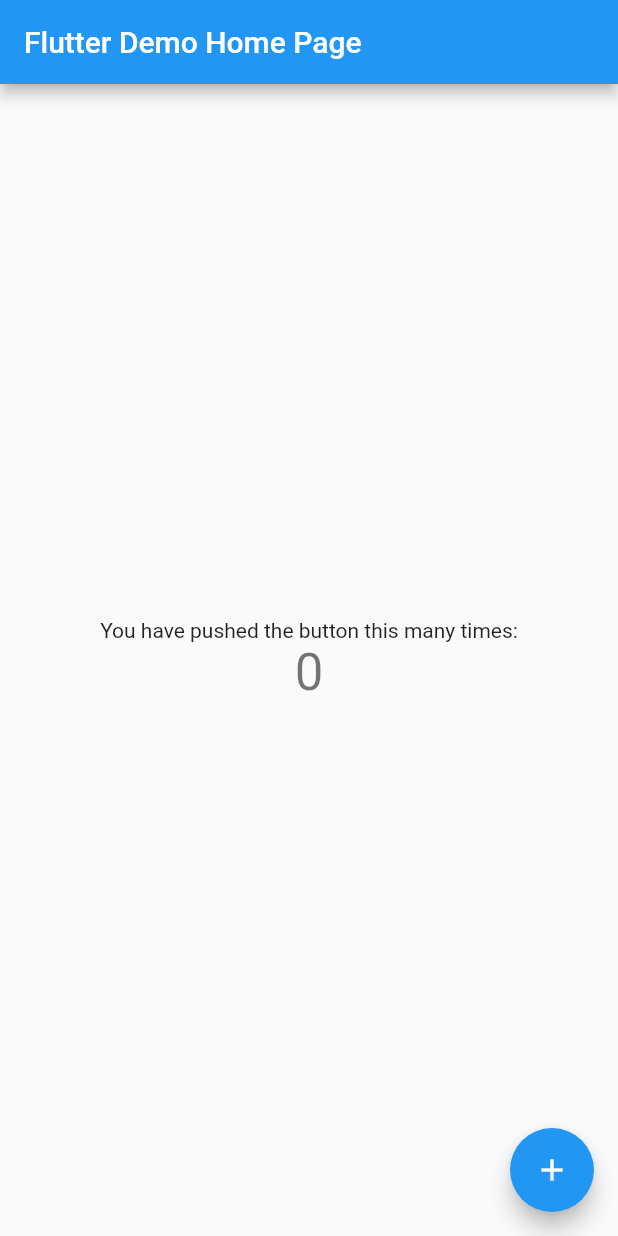
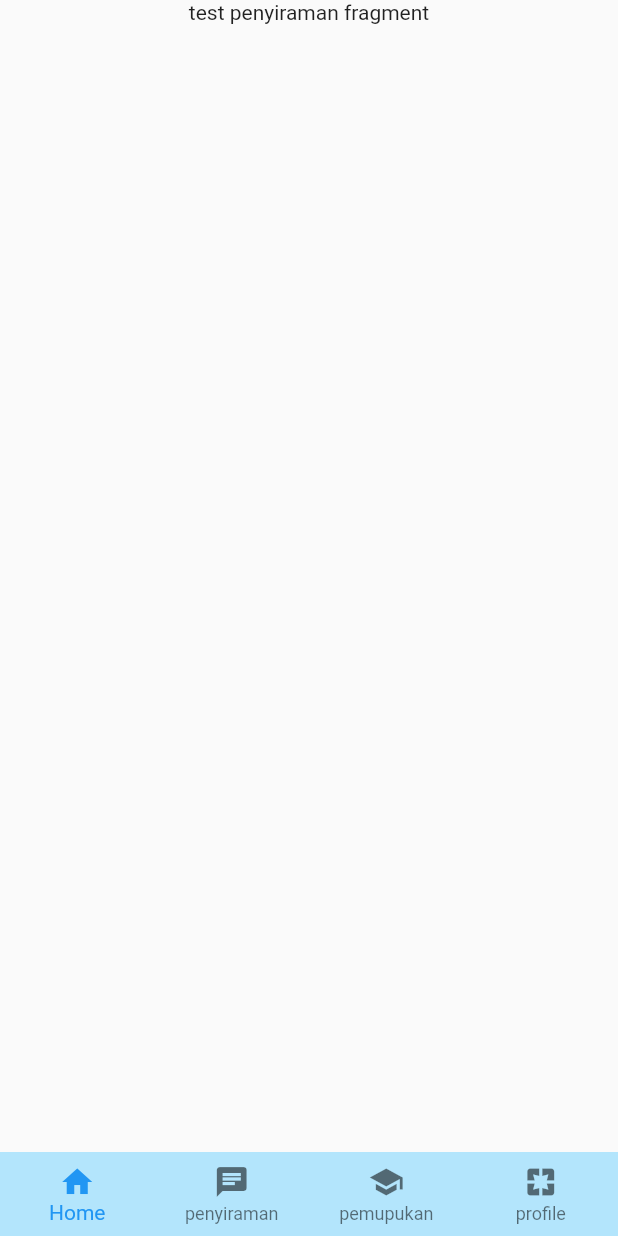
Before and after one commit to adyfp24/chiligrow-app-flutter, a Flutter app: the screen it shows after launch, on a phone screen of 412 x 824 dp. Run offline on Flutter 3.47's test engine with Material 2 defaults, Android fonts, the light colour scheme and no system bars.

Commit message:
refactor: structuring code with mvvm architecture

```diff
--- a/lib/main.dart
+++ b/lib/main.dart
@@ -1,3 +1,4 @@
+import 'package:chiligrow_app/views/pages/page.dart';
 import 'package:flutter/material.dart';
 
 void main() {
@@ -24,92 +25,7 @@
         // is not restarted.
         primarySwatch: Colors.blue,
       ),
-      home: const MyHomePage(title: 'Flutter Demo Home Page'),
+      home: const HomePage(),
     );
   }
 }
-
-class MyHomePage extends StatefulWidget {
-  const MyHomePage({Key? key, required this.title}) : super(key: key);
-
-  // This widget is the home page of your application. It is stateful, meaning
-  // that it has a State object (defined below) that contains fields that affect
-  // how it looks.
-
-  // This class is the configuration for the state. It holds the values (in this
-  // case the title) provided by the parent (in this case the App widget) and
-  // used by the build method of the State. Fields in a Widget subclass are
-  // always marked "final".
-
-  final String title;
-
-  @override
-  State<MyHomePage> createState() => _MyHomePageState();
-}
-
-class _MyHomePageState extends State<MyHomePage> {
-  int _counter = 0;
-
-  void _incrementCounter() {
-    setState(() {
-      // This call to setState tells the Flutter framework that something has
-      // changed in this State, which causes it to rerun the build method below
-      // so that the display can reflect the updated values. If we changed
-      // _counter without calling setState(), then the build method would not be
-      // called again, and so nothing would appear to happen.
-      _counter++;
-    });
-  }
-
-  @override
-  Widget build(BuildContext context) {
-    // This method is rerun every time setState is called, for instance as done
-    // by the _incrementCounter method above.
-    //
-    // The Flutter framework has been optimized to make rerunning build methods
-    // fast, so that you can just rebuild anything that needs updating rather
-    // than having to individually change instances of widgets.
-    return Scaffold(
-      appBar: AppBar(
-        // Here we take the value from the MyHomePage object that was created by
-        // the App.build method, and use it to set our appbar title.
-        title: Text(widget.title),
-      ),
-      body: Center(
-        // Center is a layout widget. It takes a single child and positions it
-        // in the middle of the parent.
-        child: Column(
-          // Column is also a layout widget. It takes a list of children and
-          // arranges them vertically. By default, it sizes itself to fit its
-          // children horizontally, and tries to be as tall as its parent.
-          //
-          // Invoke "debug painting" (press "p" in the console, choose the
-          // "Toggle Debug Paint" action from the Flutter Inspector in Android
-          // Studio, or the "Toggle Debug Paint" command in Visual Studio Code)
-          // to see the wireframe for each widget.
-          //
-          // Column has various properties to control how it sizes itself and
-          // how it positions its children. Here we use mainAxisAlignment to
-          // center the children vertically; the main axis here is the vertical
-          // axis because Columns are vertical (the cross axis would be
-          // horizontal).
-          mainAxisAlignment: MainAxisAlignment.center,
-          children: <Widget>[
-            const Text(
-              'You have pushed the button this many times:',
-            ),
-            Text(
-              '$_counter',
-              style: Theme.of(context).textTheme.headline4,
-            ),
-          ],
-        ),
-      ),
-      floatingActionButton: FloatingActionButton(
-        onPressed: _incrementCounter,
-        tooltip: 'Increment',
-        child: const Icon(Icons.add),
-      ), // This trailing comma makes auto-formatting nicer for build methods.
-    );
-  }
-}
--- /dev/null
+++ b/lib/models/sensor.dart
@@ -0,0 +1,3 @@
+class Sensor{
+
+}
--- /dev/null
+++ b/lib/views/fragments/fragment.dart
@@ -0,0 +1,7 @@
+import 'package:flutter/material.dart';
+
+
+part 'home_fragment.dart';
+part 'penyiraman_fragment.dart';
+part 'simulasi_fragment.dart';
+part 'pemupukan_fragment.dart';
--- /dev/null
+++ b/lib/views/fragments/home_fragment.dart
@@ -0,0 +1,16 @@
+part of 'fragment.dart';
+
+class HomeFragment extends StatelessWidget {
+  const HomeFragment({ Key? key }) : super(key: key);
+
+  @override
+  Widget build(BuildContext context) {
+    return Center(
+      child: Column(
+        children: [
+          Text('test penyiraman fragment'),
+        ],
+      ),
+    );
+  }
+}
--- /dev/null
+++ b/lib/views/pages/homepage.dart
@@ -0,0 +1,52 @@
+part of 'page.dart';
+
+class HomePage extends StatefulWidget {
+  const HomePage({ Key? key }) : super(key: key);
+
+  @override
+  State<HomePage> createState() => _HomePageState();
+}
+
+class _HomePageState extends State<HomePage> {
+  int _selectedIndex = 0;
+
+  void _onItemTapped(int index){
+    setState(() {
+      _selectedIndex = index;
+    });
+  }
+
+  @override
+  Widget build(BuildContext context) {
+    return Scaffold(
+      body: [
+        HomeFragment(),
+      ][_selectedIndex],
+      bottomNavigationBar: BottomNavigationBar(
+        items: [
+          BottomNavigationBarItem(
+            icon: Icon(Icons.home),
+            label: 'Home',
+          ),
+          BottomNavigationBarItem(
+            icon: Icon(Icons.chat),
+            label: 'penyiraman',
+          ),
+          BottomNavigationBarItem(
+            icon: Icon(Icons.school),
+            label: 'pemupukan',
+          ),
+          BottomNavigationBarItem(
+            icon: Icon(Icons.pages),
+            label: 'profile',
+          ),
+        ],
+        type: BottomNavigationBarType.fixed,
+        backgroundColor: Colors.lightBlue[100],
+        elevation: 0,
+        currentIndex: _selectedIndex,
+        onTap: _onItemTapped,
+      ),
+    );
+  }
+}
--- /dev/null
+++ b/lib/views/pages/page.dart
@@ -0,0 +1,4 @@
+import 'package:chiligrow_app/views/fragments/fragment.dart';
+import 'package:flutter/material.dart';
+
+part 'homepage.dart';
```
Also changed, not shown: lib/views/fragments/pemupukan_fragment.dart (added, +16 -0 lines), lib/views/fragments/penyiraman_fragment.dart (added, +16 -0 lines), lib/views/fragments/simulasi_fragment.dart (added, +16 -0 lines), lib/models/hasil_simulasi.dart (added), lib/models/jadwal_pupuk.dart (added), lib/models/user.dart (added), lib/providers/provider.dart (added), lib/views/widgets/widget.dart (added).
